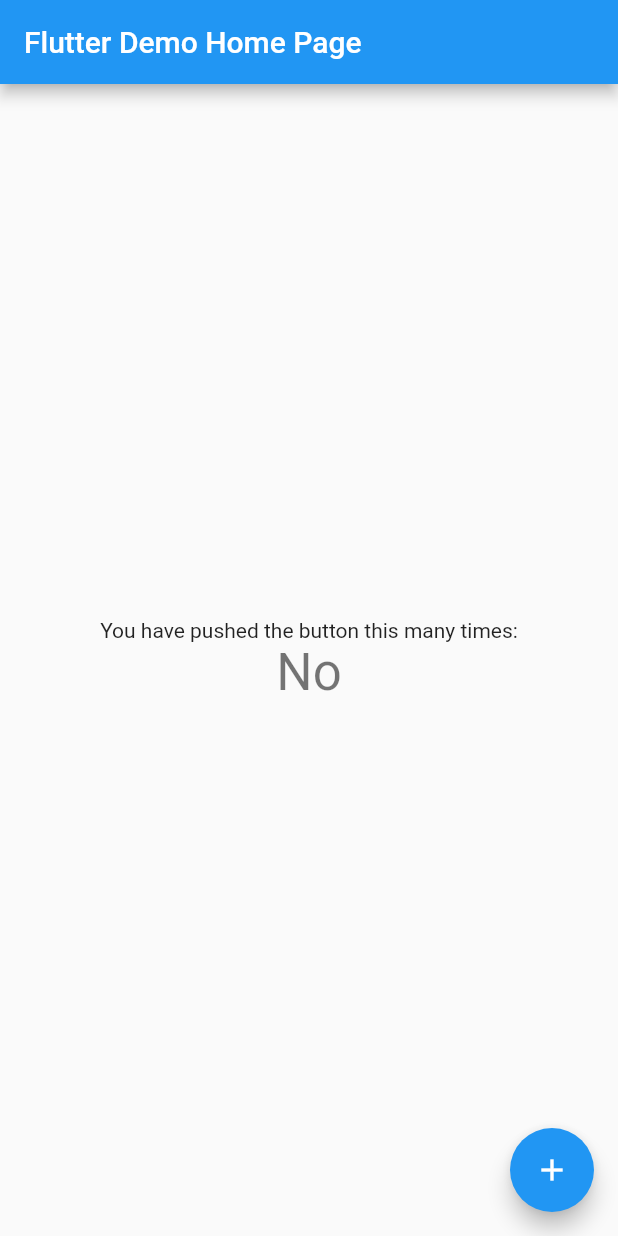
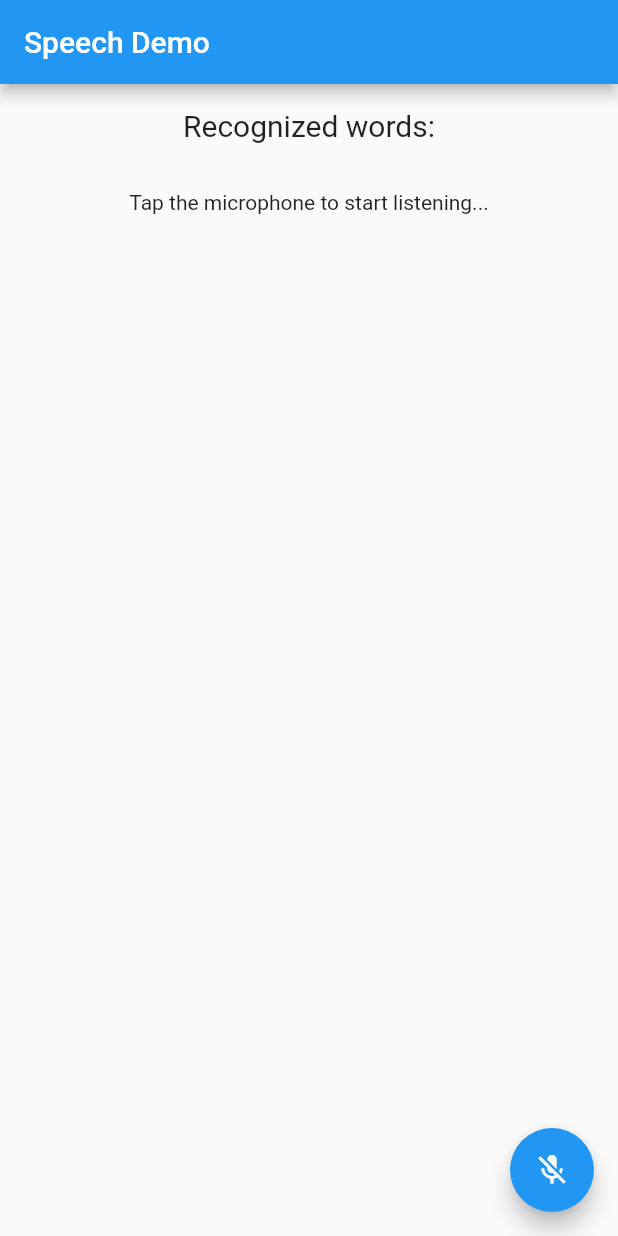
Before and after one commit to ahmedmoh1234/Graduation-Project, a Flutter app: the screen it shows after launch, on a phone screen of 412 x 824 dp. Run offline on Flutter 3.47's test engine with Material 2 defaults, Android fonts, the light colour scheme and no system bars; our stand-ins replace speech_to_text.

Commit message:
Speech Recognition

```diff
--- a/Application/app/lib/main.dart
+++ b/Application/app/lib/main.dart
@@ -1,6 +1,7 @@
 import 'package:flutter/material.dart';
 import 'package:http/http.dart' as http;
-import 'package:speech_to_text/speech_to_text.dart' as stt;
+import 'package:speech_to_text/speech_to_text.dart';
+import 'package:speech_to_text/speech_recognition_result.dart';
 import 'config.dart';
 
 void main() {
@@ -10,21 +11,11 @@
 class MyApp extends StatelessWidget {
   const MyApp({Key? key}) : super(key: key);
 
-  // This widget is the root of your application.
   @override
   Widget build(BuildContext context) {
     return MaterialApp(
       title: 'Flutter Demo',
       theme: ThemeData(
-        // This is the theme of your application.
-        //
-        // Try running your application with "flutter run". You'll see the
-        // application has a blue toolbar. Then, without quitting the app, try
-        // changing the primarySwatch below to Colors.green and then invoke
-        // "hot reload" (press "r" in the console where you ran "flutter run",
-        // or simply save your changes to "hot reload" in a Flutter IDE).
-        // Notice that the counter didn't reset back to zero; the application
-        // is not restarted.
         primarySwatch: Colors.blue,
       ),
       home: const MyHomePage(title: 'Flutter Demo Home Page'),
@@ -34,16 +25,6 @@
 
 class MyHomePage extends StatefulWidget {
   const MyHomePage({Key? key, required this.title}) : super(key: key);
-
-  // This widget is the home page of your application. It is stateful, meaning
-  // that it has a State object (defined below) that contains fields that affect
-  // how it looks.
-
-  // This class is the configuration for the state. It holds the values (in this
-  // case the title) provided by the parent (in this case the App widget) and
-  // used by the build method of the State. Fields in a Widget subclass are
-  // always marked "final".
-
   final String title;
 
   @override
@@ -51,7 +32,49 @@
 }
 
 class _MyHomePageState extends State<MyHomePage> {
-  String _string = "No";
+  String _text = "No text yet";
+  SpeechToText _speechToText = SpeechToText();
+  bool _speechEnabled = false;
+  String _lastWords = '';
+
+  @override
+  void initState() {
+    super.initState();
+    _initSpeech();
+  }
+
+  void _initSpeech() async {
+    print("Initializing speech");
+    _speechEnabled = await _speechToText.initialize();
+    // _speechToText.initialize().then((value) {
+    //   print('DEBUG Speech enabled: $value');
+    // });
+    setState(() {});
+  }
+
+  /// Each time to start a speech recognition session
+  void _startListening() async {
+    await _speechToText.listen(onResult: _onSpeechResult);
+    setState(() {});
+  }
+
+  /// Manually stop the active speech recognition session
+  /// Note that there are also timeouts that each platform enforces
+  /// and the SpeechToText plugin supports setting timeouts on the
+  /// listen method.
+  void _stopListening() async {
+    await _speechToText.stop();
+    setState(() {});
+  }
+
+  /// This is the callback that the SpeechToText plugin calls when
+  /// the platform returns recognized words.
+  void _onSpeechResult(SpeechRecognitionResult result) {
+    setState(() {
+      _lastWords = result.recognizedWords;
+    });
+  }
+
   Future<String> _httpRequest() async {
     var url = Uri.parse('http://$IP_ADDRESS/test');
     var response = await http.post(
@@ -59,12 +82,6 @@
       headers: <String, String>{
         'Content-Type': 'application/json; charset=UTF-8',
       },
-      // body: jsonEncode(
-      //   <String, String>{
-      //     "name": username,
-      //     "password": password,
-      //   },
-      // ),
     );
 
     print('Response status: ${response.statusCode}');
@@ -73,14 +90,9 @@
     return response.body;
   }
 
-  void _incrementCounter() {
+  void _changeText() {
     setState(() {
-      // This call to setState tells the Flutter framework that something has
-      // changed in this State, which causes it to rerun the build method below
-      // so that the display can reflect the updated values. If we changed
-      // _counter without calling setState(), then the build method would not be
-      // called again, and so nothing would appear to happen.
-      var text = _httpRequest().then((value) => _string = value);
+      _httpRequest().then((value) => _text = value);
     });
   }
 
@@ -88,28 +100,48 @@
   Widget build(BuildContext context) {
     return Scaffold(
       appBar: AppBar(
-        title: Text(widget.title),
+        title: Text('Speech Demo'),
       ),
       body: Center(
         child: Column(
           mainAxisAlignment: MainAxisAlignment.center,
           children: <Widget>[
-            const Text(
-              'You have pushed the button this many times:',
+            Container(
+              padding: EdgeInsets.all(16),
+              child: Text(
+                'Recognized words:',
+                style: TextStyle(fontSize: 20.0),
+              ),
             ),
-            Text(
-              _string,
-              style: Theme.of(context).textTheme.headline4,
+            Expanded(
+              child: Container(
+                padding: EdgeInsets.all(16),
+                child: Text(
+                  // If listening is active show the recognized words
+                  _speechToText.isListening
+                      ? '$_lastWords'
+                      // If listening isn't active but could be tell the user
+                      // how to start it, otherwise indicate that speech
+                      // recognition is not yet ready or not supported on
+                      // the target device
+                      : _speechEnabled
+                          ? _lastWords == ''
+                              ? 'Tap the microphone to start listening...'
+                              : _lastWords
+                          : 'Speech not available',
+                ),
+              ),
             ),
           ],
         ),
       ),
-
       floatingActionButton: FloatingActionButton(
-        onPressed: _incrementCounter,
-        tooltip: 'Increment',
-        child: const Icon(Icons.add),
-      ), // This trailing comma makes auto-formatting nicer for build methods.
+        onPressed:
+            // If not yet listening for speech start, otherwise stop
+            _speechToText.isNotListening ? _startListening : _stopListening,
+        tooltip: 'Listen',
+        child: Icon(_speechToText.isNotListening ? Icons.mic_off : Icons.mic),
+      ),
     );
   }
 }
```
Also changed, not shown: 2 other files.
